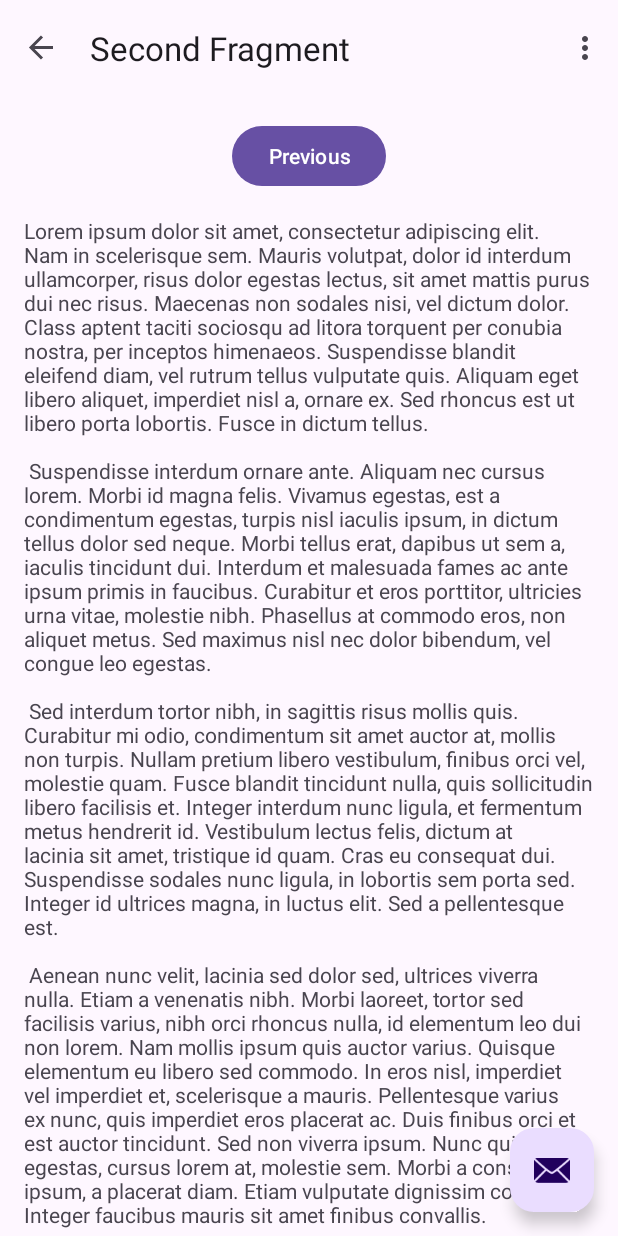
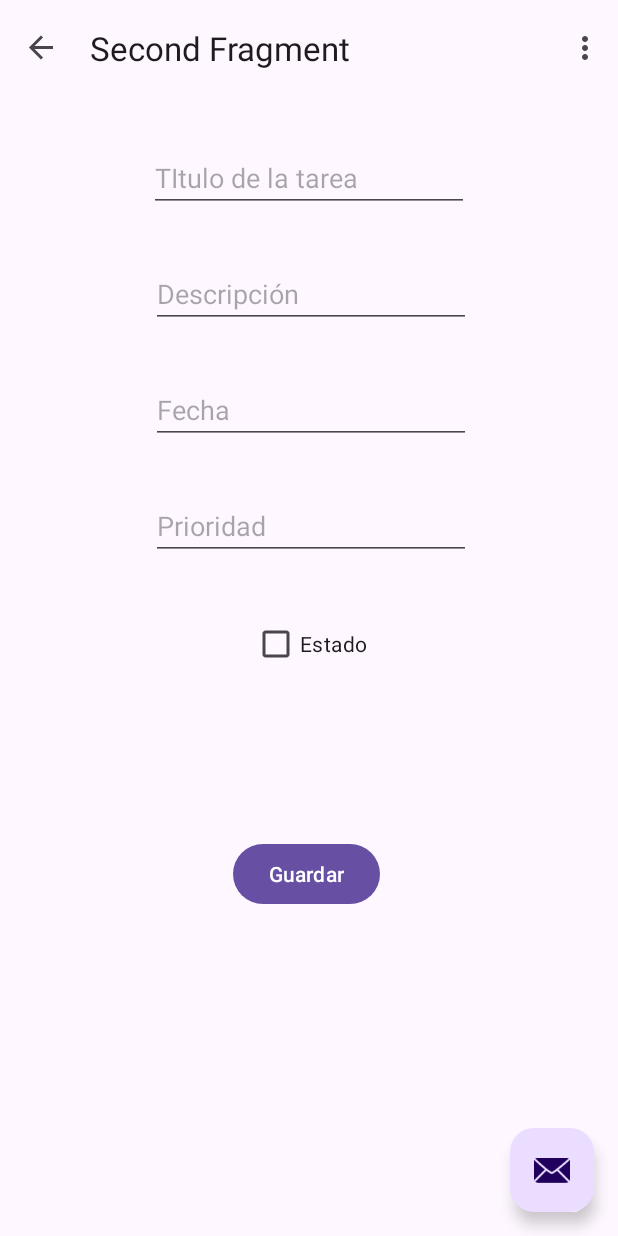
Before and after one commit to Mariocanedo/MVVM_ROOM_059, an Android app: the SecondFragment screen opened through its navigation route, on a phone screen of 412 x 824 dp. Run offline under Robolectric (Android 15) with nearby library versions, the phone set to English and light mode, and no system bars; our stand-ins replace Room's generated code, navigation-ui.

Commit message:
Implementación de la vista, falta agregar funcionalidad de actualizar eliminar Tareas

```diff
--- a/app/src/main/java/com/example/mvvm_room_059/View/FirstFragment.kt
+++ b/app/src/main/java/com/example/mvvm_room_059/View/FirstFragment.kt
@@ -1,12 +1,15 @@
 package com.example.mvvm_room_059.View
 
 import android.os.Bundle
+import android.util.Log
 import androidx.fragment.app.Fragment
 import android.view.LayoutInflater
 import android.view.View
 import android.view.ViewGroup
 import androidx.fragment.app.activityViewModels
 import androidx.navigation.fragment.findNavController
+import androidx.recyclerview.widget.DividerItemDecoration
+import androidx.recyclerview.widget.LinearLayoutManager
 import com.example.mvvm_room_059.Modelo.Model.Task
 import com.example.mvvm_room_059.R
 import com.example.mvvm_room_059.ViewModel.TaskViewModel
@@ -37,22 +40,58 @@ class FirstFragment : Fragment() {
     override fun onViewCreated(view: View, savedInstanceState: Bundle?) {
         super.onViewCreated(view, savedInstanceState)
 
-        binding.buttonFirst.setOnClickListener {
-            findNavController().navigate(R.id.action_FirstFragment_to_SecondFragment)
-        }
+
+/*
 
 
         val newTask= Task(
 
             title="BD59",
-            descripcion = "PRUEBA 059 20:31",
+            descripcion = "PRUEBA 059 20:32",
             date="20/07/2023",
             priority = 7,
             state = true
 
         )
+*/
 
-         viewModel.inserTask(newTask)
+         //viewModel.inserTask(newTask)
+
+
+        // referencia al adapter
+
+        val adapter = TaskAdapter()
+
+        binding.rvTask.adapter= adapter
+        binding.rvTask.layoutManager= LinearLayoutManager(context)
+
+        binding.rvTask.addItemDecoration(
+
+            DividerItemDecoration(
+
+                context,
+                DividerItemDecoration.VERTICAL
+            )
+        )
+
+        // cargar las tareas al RecyclerView
+        viewModel.allTask.observe( viewLifecycleOwner,{
+
+            it?.let {
+                adapter.update(it)
+            }
+        }
+        )
+
+        adapter.selectedItem().observe(viewLifecycleOwner,{
+
+            it?.let {
+
+                Log.d("Item Selected", it.id.toString())
+                viewModel.selected(it)
+                findNavController().navigate(R.id.action_FirstFragment_to_SecondFragment)
+            }
+        })
 
     }
 
--- a/app/src/main/java/com/example/mvvm_room_059/View/SecondFragment.kt
+++ b/app/src/main/java/com/example/mvvm_room_059/View/SecondFragment.kt
@@ -5,8 +5,12 @@ import androidx.fragment.app.Fragment
 import android.view.LayoutInflater
 import android.view.View
 import android.view.ViewGroup
+import androidx.fragment.app.activityViewModels
+import androidx.fragment.app.viewModels
 import androidx.navigation.fragment.findNavController
+import com.example.mvvm_room_059.Modelo.Model.Task
 import com.example.mvvm_room_059.R
+import com.example.mvvm_room_059.ViewModel.TaskViewModel
 import com.example.mvvm_room_059.databinding.FragmentSecondBinding
 
 /**
@@ -19,6 +23,13 @@ class SecondFragment : Fragment() {
     // This property is only valid between onCreateView and
     // onDestroyView.
     private val binding get() = _binding!!
+
+    private val viewModel : TaskViewModel by activityViewModels()
+    private var idTask: Int=0
+    private var taskSelected : Task? = null
+
+
+
 
     override fun onCreateView(
         inflater: LayoutInflater, container: ViewGroup?,
@@ -33,13 +44,25 @@ class SecondFragment : Fragment() {
     override fun onViewCreated(view: View, savedInstanceState: Bundle?) {
         super.onViewCreated(view, savedInstanceState)
 
-        binding.buttonSecond.setOnClickListener {
-            findNavController().navigate(R.id.action_SecondFragment_to_FirstFragment)
-        }
-    }
 
-    override fun onDestroyView() {
+       viewModel.selectedItem().observe(viewLifecycleOwner, {
+           it?.let { selectedTask ->
+
+               binding.etTitle.setText(selectedTask.title)
+               binding.etDate.setText(selectedTask.date)
+               binding.etDescription.setText(selectedTask.descripcion)
+               binding.etPriority.setText(selectedTask.priority.toString())
+               idTask = selectedTask.id
+               taskSelected= selectedTask
+
+
+           }
+
+
+       })
+
+
         super.onDestroyView()
-        _binding = null
+      //  _binding = null
     }
 }
--- /dev/null
+++ b/app/src/main/java/com/example/mvvm_room_059/View/TaskAdapter.kt
@@ -0,0 +1,80 @@
+package com.example.mvvm_room_059.View
+
+import android.view.LayoutInflater
+import android.view.View
+import android.view.ViewGroup
+import androidx.lifecycle.LiveData
+import androidx.lifecycle.MutableLiveData
+import androidx.recyclerview.widget.RecyclerView
+import com.example.mvvm_room_059.Modelo.Model.Task
+import com.example.mvvm_room_059.databinding.TaskItemBinding
+
+class TaskAdapter : RecyclerView.Adapter<TaskAdapter.TaskVH>() {
+
+
+// lista de los datos
+
+    private var  mlistTaskEntity = listOf<Task>()
+
+
+    /**************************** PARA SELECCIONAR********************************/
+
+    // un elemento selecionado para ocupar en la función
+
+    private  val selectedTaskEntity = MutableLiveData<Task>()
+
+ // funcion para selecionar
+
+    fun selectedItem(): LiveData<Task> = selectedTaskEntity
+    /****************************************************************************************/
+
+
+
+    fun update(listTask: List<Task>){
+        mlistTaskEntity= listTask
+        notifyDataSetChanged()
+    }
+
+
+
+
+
+
+    inner class TaskVH(private  val binding :TaskItemBinding) :
+            RecyclerView.ViewHolder(binding.root),
+
+       View.OnClickListener{
+
+          fun bind (task: Task){
+
+              binding.tvTitle.text= task.title
+              binding.tvDescription.text= task.descripcion
+              binding.tvDate.text= task.date
+              binding.cbState.isChecked= task.state
+              binding.tvPrioridad.text= task.priority.toString()
+
+              // activar el elemto clik dentro de la vista
+              itemView.setOnClickListener(this)
+
+          }
+
+        override fun onClick(v: View?) {
+            selectedTaskEntity.value= mlistTaskEntity[adapterPosition]
+        }
+
+
+    }
+
+    override fun onCreateViewHolder(parent: ViewGroup, viewType: Int): TaskVH {
+       return  TaskVH( TaskItemBinding.inflate(LayoutInflater.from(parent.context)))
+    }
+
+    override fun getItemCount(): Int = mlistTaskEntity.size
+
+    override fun onBindViewHolder(holder: TaskVH, position: Int) {
+        val Task = mlistTaskEntity[position]
+        holder.bind(Task)
+    }
+
+
+}
--- a/app/src/main/res/layout/fragment_second.xml
+++ b/app/src/main/res/layout/fragment_second.xml
@@ -1,35 +1,76 @@
 <?xml version="1.0" encoding="utf-8"?>
-<androidx.core.widget.NestedScrollView xmlns:android="http://schemas.android.com/apk/res/android"
+<androidx.constraintlayout.widget.ConstraintLayout xmlns:android="http://schemas.android.com/apk/res/android"
     xmlns:app="http://schemas.android.com/apk/res-auto"
     xmlns:tools="http://schemas.android.com/tools"
     android:layout_width="match_parent"
     android:layout_height="match_parent"
-    tools:context=".View.SecondFragment">
+    tools:context=".SecondFragment">
 
-    <androidx.constraintlayout.widget.ConstraintLayout
-        android:layout_width="match_parent"
-        android:layout_height="match_parent"
-        android:padding="16dp">
-
-        <Button
-            android:id="@+id/button_second"
+    <EditText
+        android:id="@+id/et_title"
         android:layout_width="wrap_content"
         android:layout_height="wrap_content"
-            android:text="@string/previous"
-            app:layout_constraintBottom_toTopOf="@id/textview_second"
+        android:layout_marginTop="32dp"
+        android:ems="10"
+        android:hint="TItulo de la tarea"
+        android:inputType="textPersonName"
         app:layout_constraintEnd_toEndOf="parent"
         app:layout_constraintStart_toStartOf="parent"
         app:layout_constraintTop_toTopOf="parent" />
 
-        <TextView
-            android:id="@+id/textview_second"
+    <EditText
+        android:id="@+id/et_description"
         android:layout_width="wrap_content"
         android:layout_height="wrap_content"
-            android:layout_marginTop="16dp"
-            android:text="@string/lorem_ipsum"
+        android:layout_marginStart="1dp"
+        android:layout_marginTop="32dp"
+        android:ems="10"
+        android:hint="Descripción"
+        android:inputType="textPersonName"
+        app:layout_constraintStart_toStartOf="@+id/et_title"
+        app:layout_constraintTop_toBottomOf="@+id/et_title" />
+
+    <EditText
+        android:id="@+id/et_date"
+        android:layout_width="wrap_content"
+        android:layout_height="wrap_content"
+        android:layout_marginTop="32dp"
+        android:ems="10"
+        android:hint="Fecha"
+        android:inputType="date"
+        app:layout_constraintStart_toStartOf="@+id/et_description"
+        app:layout_constraintTop_toBottomOf="@+id/et_description" />
+
+    <EditText
+        android:id="@+id/et_priority"
+        android:layout_width="wrap_content"
+        android:layout_height="wrap_content"
+        android:layout_marginTop="32dp"
+        android:ems="10"
+        android:hint="Prioridad"
+        android:inputType="number"
+        app:layout_constraintStart_toStartOf="@+id/et_date"
+        app:layout_constraintTop_toBottomOf="@+id/et_date" />
+
+    <CheckBox
+        android:id="@+id/cb_statenew"
+        android:layout_width="wrap_content"
+        android:layout_height="wrap_content"
+        android:layout_marginTop="32dp"
+        android:text="Estado"
+        app:layout_constraintEnd_toEndOf="parent"
+        app:layout_constraintStart_toStartOf="parent"
+        app:layout_constraintTop_toBottomOf="@+id/et_priority" />
+
+    <Button
+        android:id="@+id/btnsave"
+        android:layout_width="wrap_content"
+        android:layout_height="wrap_content"
+        android:layout_marginEnd="3dp"
+        android:layout_marginBottom="112dp"
+        android:text="Guardar"
         app:layout_constraintBottom_toBottomOf="parent"
         app:layout_constraintEnd_toEndOf="parent"
         app:layout_constraintStart_toStartOf="parent"
-            app:layout_constraintTop_toBottomOf="@id/button_second" />
+        app:layout_constraintTop_toBottomOf="@+id/cb_statenew" />
 </androidx.constraintlayout.widget.ConstraintLayout>
-</androidx.core.widget.NestedScrollView>
```
Also changed, not shown: app/src/main/java/com/example/mvvm_room_059/ViewModel/TaskViewModel.kt (+7 -3 lines), app/src/main/res/layout/fragment_first.xml (+17 -20 lines), app/src/main/res/layout/task_item.xml (added, +76 -0 lines). Lines whose indentation alone changed are shown as unchanged.
